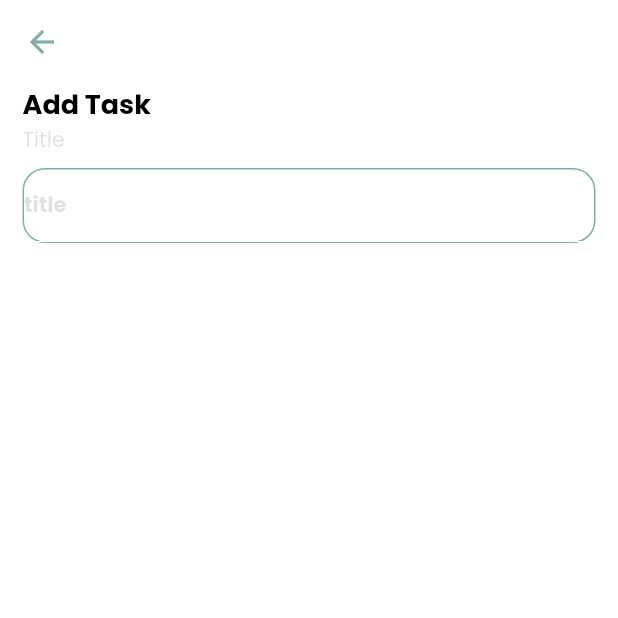
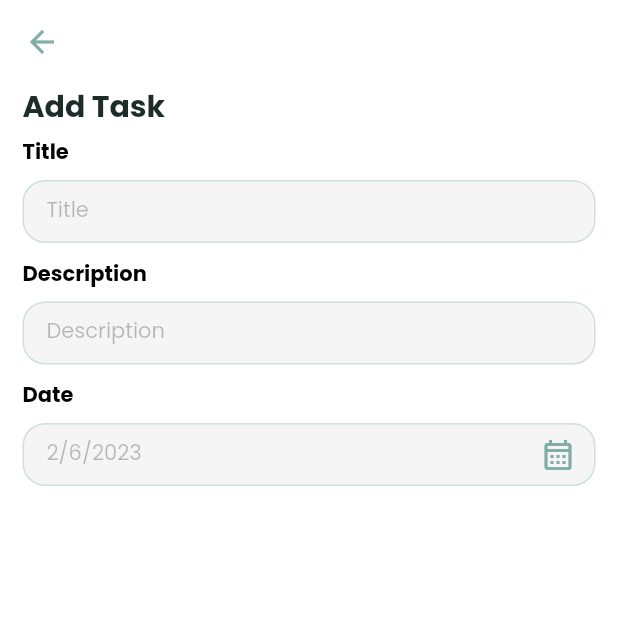
Before and after one commit to amira334/todo, a Flutter app: the AddTaskScreen screen opened directly, on a phone screen of 412 x 824 dp, the top half of it. Run offline on Flutter 3.47's test engine with Material 2 defaults, Android fonts, the phone set to English and light mode, and no system bars; our stand-ins replace date_picker_timeline, get.

Commit message:
added 'input field'

```diff
--- a/lib/screens/add_task_screen.dart
+++ b/lib/screens/add_task_screen.dart
@@ -1,6 +1,7 @@
 import 'package:flutter/material.dart';
 import 'package:get/get.dart';
 import '../widgets/input_field.dart';
+import 'package:intl/intl.dart';
 
 class AddTaskScreen extends StatefulWidget {
   const AddTaskScreen({Key? key}) : super(key: key);
@@ -10,20 +11,31 @@ class AddTaskScreen extends StatefulWidget {
 }
 
 class _AddTaskScreenState extends State<AddTaskScreen> {
+  DateTime _selectedDate = DateTime.now();
+
   @override
   Widget build(BuildContext context) {
     return Scaffold(
-      backgroundColor: Theme.of(context).colorScheme.primary,
+      backgroundColor: Theme
+          .of(context)
+          .colorScheme
+          .primary,
       appBar: AppBar(
         elevation: 0,
-        backgroundColor: Theme.of(context).colorScheme.primary,
+        backgroundColor: Theme
+            .of(context)
+            .colorScheme
+            .primary,
         leading: GestureDetector(
           onTap: () {
             Get.back();
           },
           child: Icon(
             Icons.arrow_back,
-            color: Theme.of(context).colorScheme.tertiary,
+            color: Theme
+                .of(context)
+                .colorScheme
+                .tertiary,
           ),
         ),
       ),
@@ -35,13 +47,49 @@ class _AddTaskScreenState extends State<AddTaskScreen> {
           child: Column(
             crossAxisAlignment: CrossAxisAlignment.start,
             children: [
+
               Text('Add Task',
-                style: Theme.of(context).textTheme.headline6,),
-              const InputField(title: 'Title', hint: 'title'),
+                style: Theme
+                    .of(context)
+                    .textTheme
+                    .headline6,),
+              const InputField(
+                title: 'Title',
+                hint: 'Title',
+              ),
+              const InputField(
+                title: 'Description',
+                hint: 'Description',
+              ),
+              InputField(
+                title: 'Date',
+                hint: DateFormat.yMd().format(_selectedDate),
+                widget: IconButton(
+                  icon: Icon(Icons.calendar_month_outlined),
+                  onPressed: () {
+                    _getDate();
+                  },
+                  color: Theme
+                      .of(context)
+                      .colorScheme
+                      .tertiary,
+                ),
+              ),
             ],
           ),
         ),
       ),
     );
   }
+
+  _getDate() async {
+    DateTime? _pickerDate = await showDatePicker(
+      context: context,
+      initialDate: DateTime.now(),
+      firstDate: DateTime(2015),
+      lastDate: DateTime(2030),
+
+    );
+  }
+
 }
--- a/lib/widgets/input_field.dart
+++ b/lib/widgets/input_field.dart
@@ -18,56 +18,64 @@ class InputField extends StatelessWidget {
   @override
   Widget build(BuildContext context) {
     return Container(
+      margin: const EdgeInsets.symmetric(
+        vertical: 5
+      ),
       child: Column(
         crossAxisAlignment: CrossAxisAlignment.start,
         children: [
           Text(
-            'Title',
-            style: Theme.of(context).textTheme.bodyText1,
+            title,
+            style: Theme.of(context).textTheme.bodyText2,
           ),
           Container(
-            height: 50,
-            margin: EdgeInsets.only(top: 8),
+            height: 42,
+            margin: const EdgeInsets.only(top: 8),
+            padding: EdgeInsets.only(left:15),
             decoration: BoxDecoration(
               border: Border.all(
-                color: Theme.of(context).colorScheme.tertiary,
+                color: const Color(0xFFd0e0de),
                 width: 1,
               ),
+              color: const Color(0xFFF5F5F5),
               borderRadius: BorderRadius.circular(15),
             ),
             child: Row(
               children: [
                 Expanded(
                   child: TextFormField(
+                    readOnly: widget==null?false:true,
                       autofocus: false,
                       cursorColor:
                           Theme.of(context).textSelectionTheme.cursorColor,
                       controller: controller,
-                      style: Theme.of(context).textTheme.bodyText1,
                     decoration: InputDecoration(
                       hintText: hint,
                       hintStyle: const TextStyle(
-                      color: Colors.black12,
-                      //color: Theme.of(context).colorScheme.secondary,
+                      color: Colors.black26,
                       fontFamily: 'Poppins',
                       fontSize: 14,
-                      fontWeight: FontWeight.w600,
+                      //fontWeight: FontWeight.w600,
                     ),
                       focusedBorder: UnderlineInputBorder(
-                        borderSide: BorderSide(
-                          color: Theme.of(context).colorScheme.primary,
+                        borderSide: const BorderSide(
+                          color: Color(0xFF82ada9),
                           width: 0,
                         ),
+                        borderRadius: BorderRadius.circular(15),
+
                       ),
                       enabledBorder: UnderlineInputBorder(
-                        borderSide: BorderSide(
-                          color: Theme.of(context).colorScheme.primary,
+                        borderSide: const BorderSide(
+                          color: Colors.white,
                           width: 0
-                        )
+                        ),
+                        borderRadius: BorderRadius.circular(15),
                       )
                     ),
                   ),
-                )
+                ),
+                widget==null?Container():Container(child: widget,)
               ],
             ),
           )
```
Also changed, not shown: lib/main.dart (+15 -12 lines), pubspec.lock.
